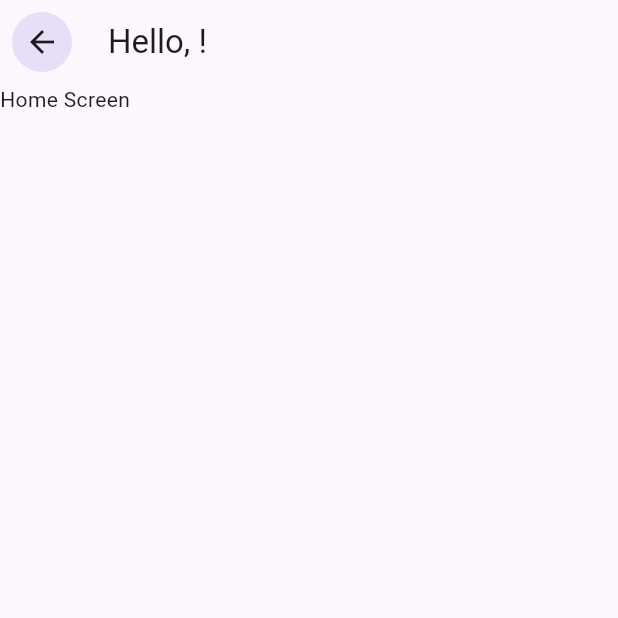
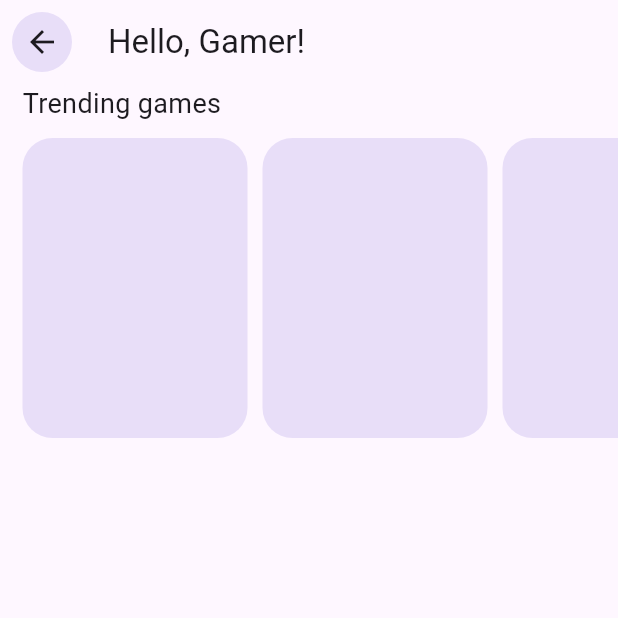
Before and after one commit to Ronnybest/game_keeper_2, a Flutter app: the HomeScreen screen opened directly, on a phone screen of 412 x 824 dp, the top half of it. Run offline on Flutter 3.47's test engine with Material 3 defaults, Android fonts, the light colour scheme and no system bars; drawn by our look-alikes of dynamic_color, loader_overlay; our stand-ins replace auto_route, bloc, easy_localization, firebase_auth, firebase_core, flutter_bloc and 12 more; missing offline and left inert: fast_cached_network_image; accounts and stored records are empty; network calls fail.

Commit message:
начата работа над главным экраном

```diff
--- a/assets/translations/en.json
+++ b/assets/translations/en.json
@@ -39,7 +39,7 @@
     "navbar": {
         "home": "Home",
         "games": "Games",
-        "news": "News",
+        "services": "Services",
         "friends": "Friends",
         "profile": "Profile"
     },
@@ -103,9 +103,12 @@
         }
     },
     "home": {
-        "title": "Hello, {name}!"
+        "title": "Hello, {name}!",
+        "trend_games": "Trending games"
     },
-    "profile": {},
+    "profile": {
+        "default_username": "Gamer"
+    },
     "preferences": {
         "profile_settings": "Profile settings",
         "logout": "Logout"
--- a/lib/main.dart
+++ b/lib/main.dart
@@ -26,8 +26,8 @@ void main() async {
   runApp(
     EasyLocalization(
       useOnlyLangCode: true,
-      supportedLocales: const [Locale('ru', 'RU'), Locale('en', 'US')],
-      fallbackLocale: const Locale('en', 'US'),
+      supportedLocales: const [Locale('ru'), Locale('en')],
+      fallbackLocale: const Locale('en'),
       path: 'assets/translations',
       child: MainApp(),
     ),
--- /dev/null
+++ b/lib/modules/home/logic/bloc/home_event.dart
@@ -0,0 +1,6 @@
+part of 'home_bloc.dart';
+
+@freezed
+class HomeEvent with _$HomeEvent {
+  const factory HomeEvent.fetchTrendingGames() = _FetchTrendingGames;
+}
--- /dev/null
+++ b/lib/modules/home/logic/bloc/home_state.dart
@@ -0,0 +1,9 @@
+part of 'home_bloc.dart';
+
+@freezed
+class HomeState with _$HomeState {
+  const factory HomeState.initial() = _Initial;
+  const factory HomeState.loadingTrendingGames() = _LoadingTrendingGames;
+  const factory HomeState.loadedTrendingGames() = _LoadedTrendingGames;
+  const factory HomeState.errorTrendingGames() = _ErrorTrendingGames;
+}
--- a/lib/modules/home/ui/screens/home_screen.dart
+++ b/lib/modules/home/ui/screens/home_screen.dart
@@ -3,6 +3,7 @@ import 'package:easy_localization/easy_localization.dart';
 import 'package:firebase_auth/firebase_auth.dart';
 import 'package:flutter/material.dart';
 import 'package:game_keeper/generated/locale.keys.g.dart';
+import 'package:game_keeper/modules/home/ui/widgets/trending_games.dart';
 import 'package:game_keeper/ui/widgets/gk_appbar.dart';
 
 @RoutePage()
@@ -27,11 +28,19 @@ class _HomeScreenState extends State<HomeScreen> {
     return Scaffold(
       appBar: GKAppBar(
         title: LocaleKeys.home_title.tr(
-          namedArgs: {'name': user.displayName ?? 'User'},
+          namedArgs: {
+            'name': user.displayName!.isNotEmpty
+                ? user.displayName!
+                : LocaleKeys.profile_default_username.tr(),
+          },
         ),
       ),
-      body: Text(
-        'Home Screen',
+      body: SingleChildScrollView(
+        child: Column(
+          children: [
+            TrendigGames(),
+          ],
+        ),
       ),
     );
   }
--- /dev/null
+++ b/lib/modules/home/ui/widgets/trending_games.dart
@@ -0,0 +1,51 @@
+import 'package:easy_localization/easy_localization.dart';
+import 'package:flutter/material.dart';
+import 'package:flutter_bloc/flutter_bloc.dart';
+import 'package:game_keeper/generated/locale.keys.g.dart';
+import 'package:game_keeper/modules/home/logic/bloc/home_bloc.dart';
+
+class TrendigGames extends StatelessWidget {
+  const TrendigGames({super.key});
+
+  @override
+  Widget build(BuildContext context) {
+    return Column(
+      crossAxisAlignment: CrossAxisAlignment.start,
+      children: [
+        Padding(
+          padding: const EdgeInsets.symmetric(horizontal: 15),
+          child: Text(
+            LocaleKeys.home_trend_games.tr(),
+            style: TextStyle(
+              fontSize: 18,
+              fontWeight: FontWeight.w400,
+            ),
+          ),
+        ),
+        const SizedBox(height: 10),
+        BlocBuilder<HomeBloc, HomeState>(
+          builder: (context, state) {
+            return SizedBox(
+              height: 200,
+              child: ListView.builder(
+                scrollDirection: Axis.horizontal,
+                itemCount: 10,
+                itemBuilder: (context, index) {
+                  return Container(
+                    margin: EdgeInsets.only(
+                        right: index == 9 ? 15 : 10, left: index == 0 ? 15 : 0),
+                    width: 150,
+                    decoration: BoxDecoration(
+                      color: Theme.of(context).colorScheme.secondaryContainer,
+                      borderRadius: BorderRadius.circular(20),
+                    ),
+                  );
+                },
+              ),
+            );
+          },
+        ),
+      ],
+    );
+  }
+}
```
Also changed, not shown: assets/translations/ru.json (+6 -3 lines), lib/core/utils/clear_all_data.dart (added, +10 -0 lines), lib/modules/home/logic/bloc/home_bloc.dart (added, +20 -0 lines), lib/modules/profile/ui/screens/settings_screen.dart (+14 -8 lines), lib/ui/widgets/gk_navbar.dart (+8 -3 lines), lib/core/injection/injections.config.dart, lib/generated/codegen_loader.g.dart (deleted), lib/generated/locale.keys.g.dart, lib/modules/home/logic/bloc/home_bloc.freezed.dart (added).
